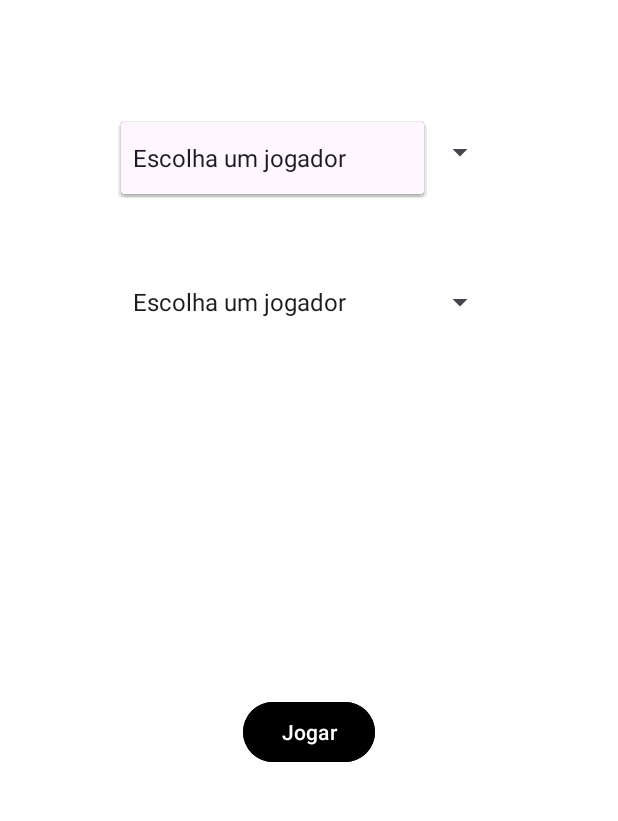
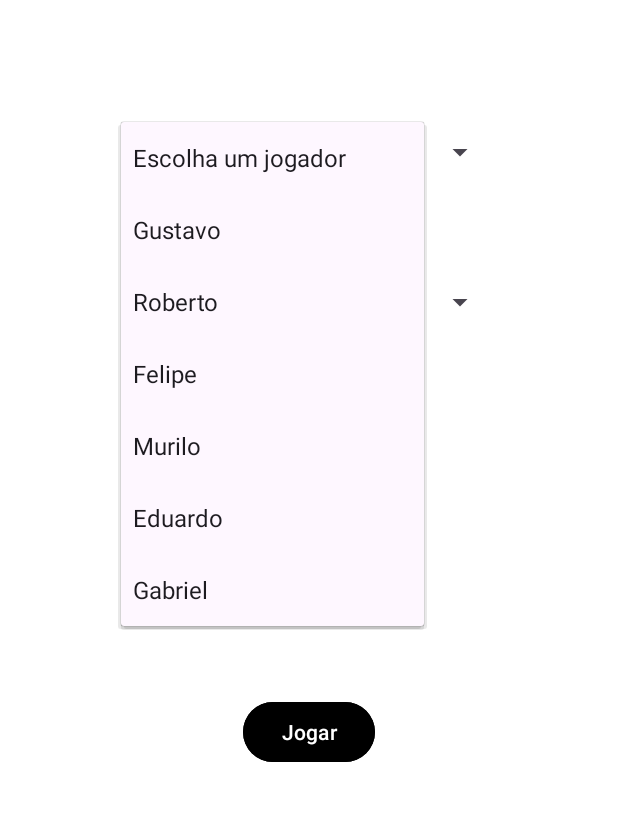
Before and after one commit to mrlmuriloWS/aprendaSProvaEmDupla, an Android app: the PlayerChooserScreen screen opened directly, with no data from a screen before it, after a tap on "Escolha um jogador", on a phone screen of 412 x 824 dp, the part 340-1161 px from its top. Run offline under Robolectric (Android 15) with nearby library versions, the phone set to English and light mode, and no system bars.

Commit message:
[feature] Lógica para adicionar alunos a lista de String com base no banco

```diff
--- a/app/src/main/java/com/parana/tiktaktoeaprendas/ui/PlayerChooserScreen.kt
+++ b/app/src/main/java/com/parana/tiktaktoeaprendas/ui/PlayerChooserScreen.kt
@@ -46,19 +46,24 @@ class PlayerChooserScreen : AppCompatActivity() {
         popularSpinners()
 
         btJogar.setOnClickListener {
+        }
 
-        }
     }
 
     fun popularSpinners() {
         //(Esperando ficar pronto o banco para fazer os inserts dos itens)
 
-        //Caso seja player x cpu ele remove o botão
+        for(i in 0 until  listaAlunos.size ) {
+             listaPlayers.add(listaAlunos.get(i).nome)
 
-        spinner1.adapter = ArrayAdapter(
-            this, androidx.appcompat.R.layout.support_simple_spinner_dropdown_item,
-            listaPlayers
-        )
+        }
+            //Caso seja player x cpu ele remove o botão
+
+            spinner1.adapter = ArrayAdapter(
+                this, androidx.appcompat.R.layout.support_simple_spinner_dropdown_item,
+                listaPlayers
+            )
+
 
         //Configura spinner para caso seja CPU
         if (cpu) {
```
